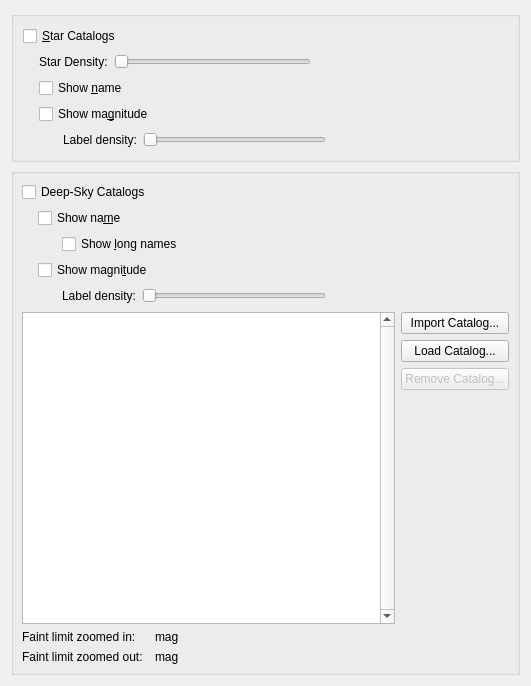
KDE/kstars, file kstars/options/opscatalog.ui: the form before one commit.
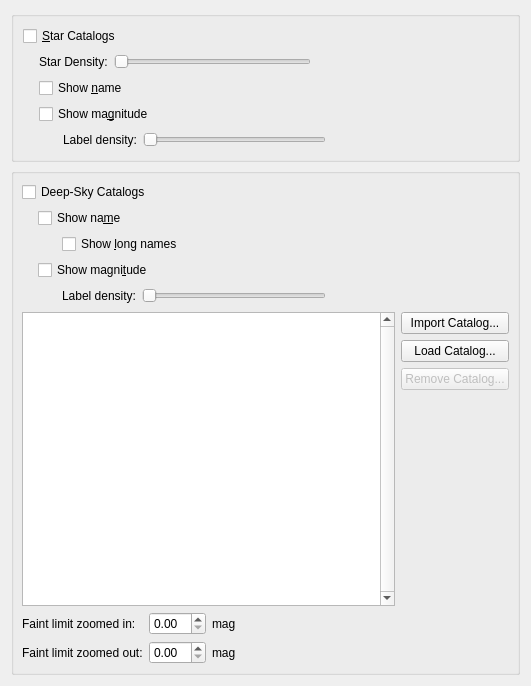
The form after the commit. Custom widgets are drawn as their Qt base class.

```diff
--- a/kstars/options/opscatalog.ui
+++ b/kstars/options/opscatalog.ui
@@ -568,7 +568,7 @@
   </customwidget>
   <customwidget>
    <class>MagnitudeSpinBox</class>
-   <extends>KDoubleNumInput</extends>
+   <extends>QDoubleSpinBox</extends>
    <header>widgets/magnitudespinbox.h</header>
   </customwidget>
  </customwidgets>
```
Left out of the diff: 4 changed lines with no effect on the pictures.
